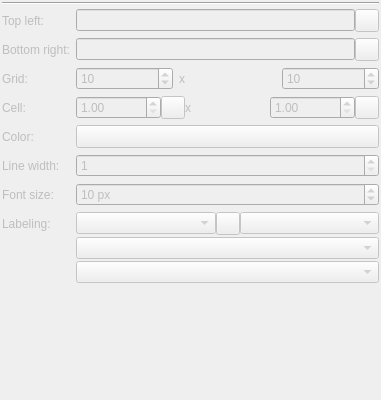
First picture: the form in kadas/app/guidegrid/kadasguidegridwidgetbase.ui, repository kadas-albireo/kadas-albireo2, before the edit.
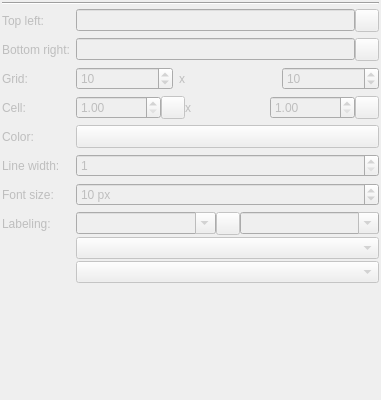
Second picture: the form after the edit. Icons and pictures are not drawn. Custom widgets are drawn as their Qt base class.

Commit message: Offset not limited to the first 26 letters not the first 10 digits

Diff of the .ui file:
```diff
--- a/kadas/app/guidegrid/kadasguidegridwidgetbase.ui
+++ b/kadas/app/guidegrid/kadasguidegridwidgetbase.ui
@@ -313,7 +313,11 @@
            <number>0</number>
           </property>
           <item>
-           <widget class="QComboBox" name="comboBoxRowLabels"/>
+           <widget class="QComboBox" name="comboBoxRowLabels">
+            <property name="editable">
+             <bool>true</bool>
+            </property>
+           </widget>
           </item>
           <item>
            <widget class="QToolButton" name="toolButtonSwitchLabels">
@@ -324,7 +328,11 @@
            </widget>
           </item>
           <item>
-           <widget class="QComboBox" name="comboBoxColLabels"/>
+           <widget class="QComboBox" name="comboBoxColLabels">
+            <property name="editable">
+             <bool>true</bool>
+            </property>
+           </widget>
           </item>
          </layout>
         </item>
```
The commit also changes 2 other files.
